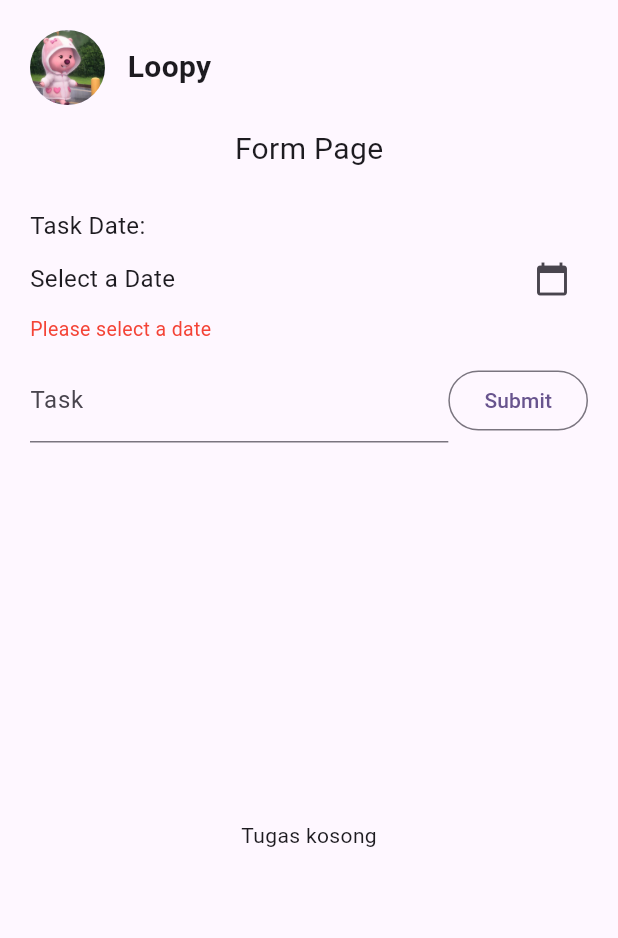
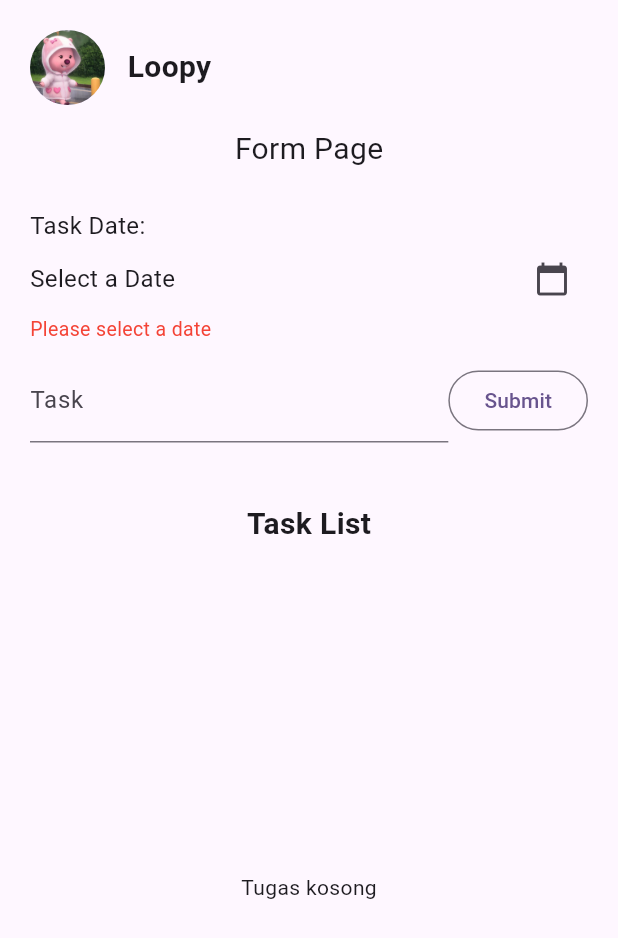
Before and after one commit to nrismawardah/TodoApp_145, a Flutter app: the screen it shows after launch, on a phone screen of 412 x 824 dp. Shown: the top 938 px of the screen. Run offline on Flutter 3.47's test engine with Material 3 defaults, Android fonts, the light colour scheme and no system bars.

Commit message:
Tambahkan text 'Task List'

```diff
--- a/lib/profile_page.dart
+++ b/lib/profile_page.dart
@@ -148,6 +148,8 @@ class _ProfilePageState extends State<ProfilePage> {
                   ],
                 ),
               ),
+              SizedBox(height: 10),
+              Text('Task List', style: TextStyle(fontSize: 20, fontWeight: FontWeight.bold)),
               Expanded(
                 child:
                     (daftarTugas.isEmpty)
```
